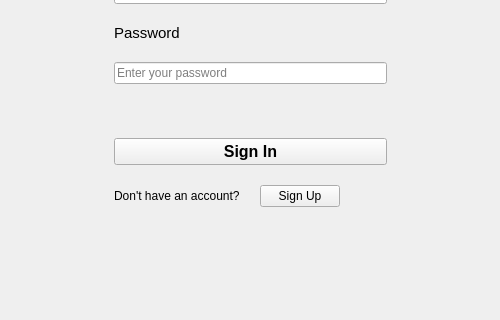
Qt form app/views/login_window.ui (cavide-dev/dietician-client-tracker) before a commit; both pictures show x 0 to 500 and y 280 to 600 of the 500 by 600 pixel window.
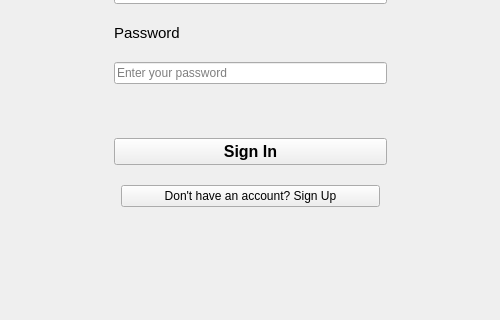
The same form after that commit.

Commit message: feat: Implement multi-language support in login and signup windows with dynamic language selection

The edit to the form file:
```diff
--- a/app/views/login_window.ui
+++ b/app/views/login_window.ui
@@ -181,11 +181,17 @@
       <item>
        <layout class="QHBoxLayout" name="horizontalLayout_signup">
         <item>
-         <widget class="QLabel" name="label_no_account">
-          <property name="text">
-           <string>Don't have an account?</string>
+         <spacer name="horizontalSpacer_left">
+          <property name="orientation">
+           <enum>Qt::Horizontal</enum>
           </property>
-         </widget>
+          <property name="sizePolicy">
+           <sizepolicy hsizetype="Expanding" vsizetype="Minimum">
+            <horstretch>1</horstretch>
+            <verstretch>0</verstretch>
+           </sizepolicy>
+          </property>
+         </spacer>
         </item>
         <item>
          <widget class="QPushButton" name="btn_signup_link">
@@ -193,7 +199,7 @@
            <cursorShape>PointingHandCursor</cursorShape>
           </property>
           <property name="text">
-           <string>Sign Up</string>
+           <string>Don't have an account? Sign Up</string>
           </property>
          </widget>
         </item>
@@ -202,11 +208,11 @@
           <property name="orientation">
            <enum>Qt::Horizontal</enum>
           </property>
-          <property name="sizeHint" stdset="0">
-           <size>
-            <width>40</width>
-            <height>20</height>
-           </size>
+          <property name="sizePolicy">
+           <sizepolicy hsizetype="Expanding" vsizetype="Minimum">
+            <horstretch>1</horstretch>
+            <verstretch>0</verstretch>
+           </sizepolicy>
           </property>
          </spacer>
         </item>
```
The commit also changes 7 other files.
